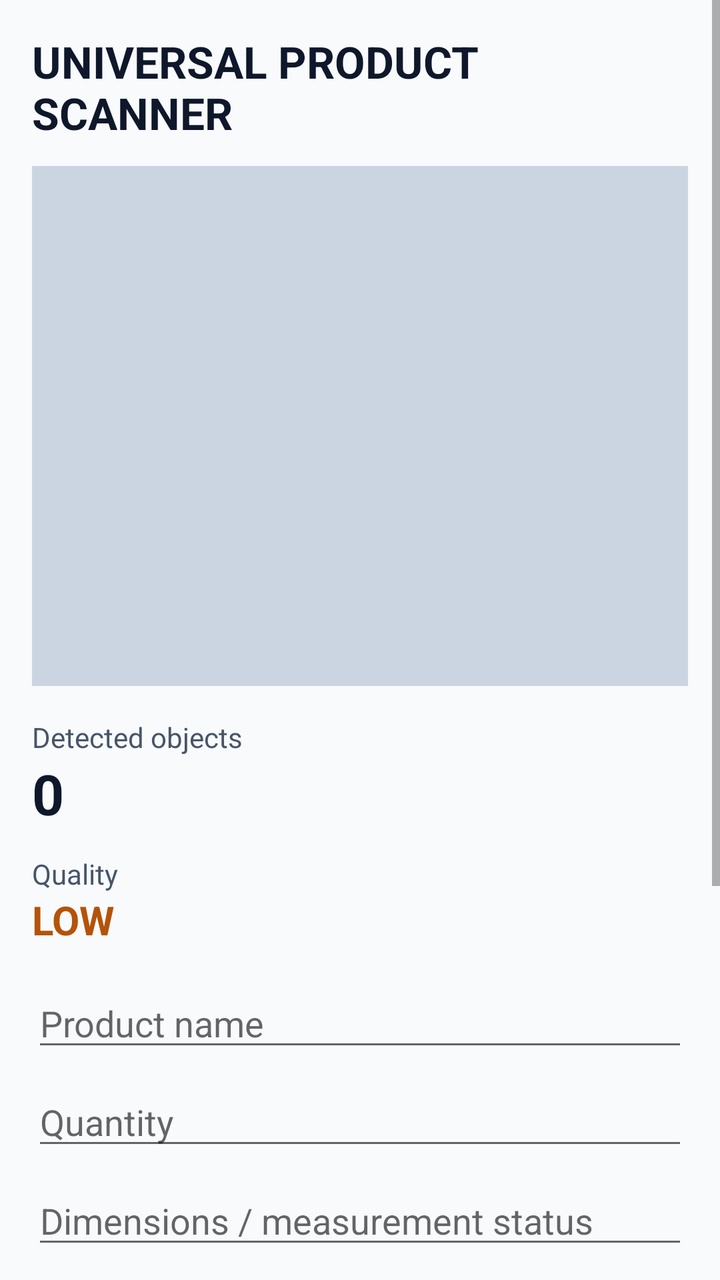
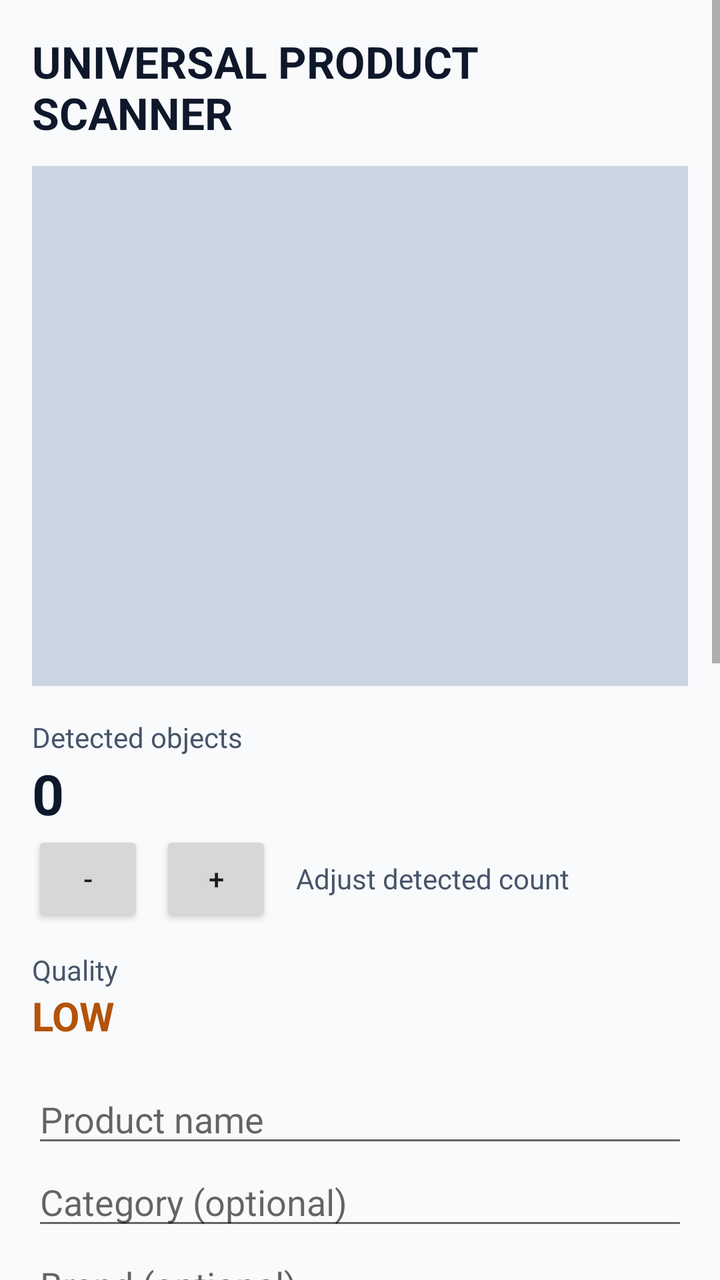

Two renders of the same Android screen: before a commit and after it. Below are the layout's source before the change and the commit's diff.
<!-- AndroidManifest.xml: application theme Theme.UniversalCounter -->
<!-- res/layout/activity_result.xml -->
<?xml version="1.0" encoding="utf-8"?>
<ScrollView xmlns:android="http://schemas.android.com/apk/res/android"
    android:layout_width="match_parent"
    android:layout_height="match_parent"
    android:fillViewport="true"
    android:background="#F8FAFC">

    <LinearLayout
        android:layout_width="match_parent"
        android:layout_height="wrap_content"
        android:orientation="vertical"
        android:padding="16dp">

        <TextView
            android:layout_width="match_parent"
            android:layout_height="wrap_content"
            android:text="UNIVERSAL PRODUCT SCANNER"
            android:textStyle="bold"
            android:textSize="22sp"
            android:textColor="#0F172A" />

        <ImageView
            android:id="@+id/resultImage"
            android:layout_width="match_parent"
            android:layout_height="260dp"
            android:layout_marginTop="12dp"
            android:scaleType="centerCrop"
            android:background="#CBD5E1" />

        <TextView
            android:id="@+id/countLabel"
            android:layout_width="match_parent"
            android:layout_height="wrap_content"
            android:layout_marginTop="16dp"
            android:text="Detected objects"
            android:textColor="#475569"
            android:textSize="14sp" />

        <TextView
            android:id="@+id/countValue"
            android:layout_width="match_parent"
            android:layout_height="wrap_content"
            android:text="0"
            android:textStyle="bold"
            android:textSize="28sp"
            android:textColor="#0F172A" />

        <TextView
            android:layout_width="match_parent"
            android:layout_height="wrap_content"
            android:layout_marginTop="12dp"
            android:text="Quality"
            android:textColor="#475569"
            android:textSize="14sp" />

        <TextView
            android:id="@+id/qualityValue"
            android:layout_width="match_parent"
            android:layout_height="wrap_content"
            android:text="LOW"
            android:textSize="20sp"
            android:textStyle="bold"
            android:textColor="#B45309" />

        <EditText
            android:id="@+id/productNameField"
            android:layout_width="match_parent"
            android:layout_height="wrap_content"
            android:layout_marginTop="16dp"
            android:hint="Product name"
            android:inputType="textCapWords" />

        <EditText
            android:id="@+id/quantityField"
            android:layout_width="match_parent"
            android:layout_height="wrap_content"
            android:layout_marginTop="8dp"
            android:hint="Quantity"
            android:inputType="number" />

        <EditText
            android:id="@+id/dimensionsField"
            android:layout_width="match_parent"
            android:layout_height="wrap_content"
            android:layout_marginTop="8dp"
            android:hint="Dimensions / measurement status"
            android:inputType="textCapSentences" />

        <EditText
            android:id="@+id/conditionField"
            android:layout_width="match_parent"
            android:layout_height="wrap_content"
            android:layout_marginTop="8dp"
            android:hint="Condition (new, used, damaged, unknown)"
            android:inputType="textCapWords" />

        <EditText
            android:id="@+id/unitPriceField"
            android:layout_width="match_parent"
            android:layout_height="wrap_content"
            android:layout_marginTop="8dp"
            android:hint="Unit price (RWF)"
            android:inputType="numberDecimal" />

        <TextView
            android:id="@+id/priceStatusText"
            android:layout_width="match_parent"
            android:layout_height="wrap_content"
            android:layout_marginTop="8dp"
            android:textColor="#475569"
            android:textSize="13sp" />

        <TextView
            android:id="@+id/totalValueText"
            android:layout_width="match_parent"
            android:layout_height="wrap_content"
            android:layout_marginTop="8dp"
            android:text="Estimated market value\n0.00"
            android:textColor="#0F172A"
            android:textSize="18sp"
            android:textStyle="bold" />

        <TextView
            android:id="@+id/reasonText"
            android:layout_width="match_parent"
            android:layout_height="wrap_content"
            android:layout_marginTop="10dp"
            android:textColor="#475569"
            android:textSize="13sp" />

        <LinearLayout
            android:layout_width="match_parent"
            android:layout_height="wrap_content"
            android:layout_marginTop="18dp"
            android:orientation="horizontal">

            <Button
                android:id="@+id/saveButton"
                android:layout_width="0dp"
                android:layout_height="56dp"
                android:layout_marginEnd="8dp"
                android:layout_weight="1"
                android:text="SAVE TO STOCK" />

            <Button
                android:id="@+id/retakeButton"
                android:layout_width="0dp"
                android:layout_height="56dp"
                android:layout_weight="1"
                android:text="📷 RETAKE PHOTO" />
        </LinearLayout>
    </LinearLayout>
</ScrollView>
<!-- resources referenced by this layout -->
<resources>
  <style name="Theme.UniversalCounter" parent="Theme.MaterialComponents.DayNight.NoActionBar">
          <item name="colorPrimary">#1F5BFF</item>
          <item name="colorPrimaryVariant">#1547C9</item>
          <item name="colorOnPrimary">#FFFFFF</item>
          <item name="colorSecondary">#0F172A</item>
          <item name="colorSecondaryVariant">#111827</item>
          <item name="colorOnSecondary">#FFFFFF</item>
          <item name="android:statusBarColor">#0F172A</item>
          <item name="android:navigationBarColor">#0F172A</item>
          <item name="android:windowBackground">#F8FAFC</item>
          <item name="materialButtonStyle">@style/Widget.UniversalCounter.Button</item>
      </style>
  <style name="Widget.UniversalCounter.Button" parent="Widget.MaterialComponents.Button">
          <item name="android:textAllCaps">false</item>
          <item name="cornerRadius">14dp</item>
          <item name="backgroundTint">@color/uc_primary</item>
      </style>
  <color name="uc_primary">#1F5BFF</color>
</resources>

<!-- the commit's change to res/layout/activity_result.xml (unified diff, before → after) -->
@@ -45,6 +45,36 @@
             android:textSize="28sp"
             android:textColor="#0F172A" />
 
+        <LinearLayout
+            android:layout_width="match_parent"
+            android:layout_height="wrap_content"
+            android:gravity="center_vertical"
+            android:orientation="horizontal">
+
+            <Button
+                android:id="@+id/decreaseCountButton"
+                android:layout_width="56dp"
+                android:layout_height="48dp"
+                android:contentDescription="Decrease corrected count"
+                android:text="-" />
+
+            <Button
+                android:id="@+id/increaseCountButton"
+                android:layout_width="56dp"
+                android:layout_height="48dp"
+                android:layout_marginStart="8dp"
+                android:contentDescription="Increase corrected count"
+                android:text="+" />
+
+            <TextView
+                android:layout_width="wrap_content"
+                android:layout_height="wrap_content"
+                android:layout_marginStart="12dp"
+                android:text="Adjust detected count"
+                android:textColor="#475569"
+                android:textSize="14sp" />
+        </LinearLayout>
+
         <TextView
             android:layout_width="match_parent"
             android:layout_height="wrap_content"
@@ -71,20 +101,78 @@
             android:inputType="textCapWords" />
 
         <EditText
+            android:id="@+id/categoryField"
+            android:layout_width="match_parent"
+            android:layout_height="wrap_content"
+            android:hint="Category (optional)"
+            android:inputType="textCapWords" />
+
+        <EditText
+            android:id="@+id/brandField"
+            android:layout_width="match_parent"
+            android:layout_height="wrap_content"
+            android:hint="Brand (optional)"
+            android:inputType="textCapWords" />
+
+        <EditText
+            android:id="@+id/modelField"
+            android:layout_width="match_parent"
+            android:layout_height="wrap_content"
+            android:hint="Model (optional)"
+            android:inputType="textCapWords" />
+
+        <EditText
             android:id="@+id/quantityField"
             android:layout_width="match_parent"
             android:layout_height="wrap_content"
             android:layout_marginTop="8dp"
-            android:hint="Quantity"
+            android:hint="Correct count"
             android:inputType="number" />
 
-        <EditText
-            android:id="@+id/dimensionsField"
-            android:layout_width="match_parent"
-            android:layout_height="wrap_content"
-            android:layout_marginTop="8dp"
-            android:hint="Dimensions / measurement status"
-            android:inputType="textCapSentences" />
+        <TextView
+            android:layout_width="match_parent"
+            android:layout_height="wrap_content"
+            android:layout_marginTop="14dp"
+            android:text="Dimensions (enter measurements you took)"
+            android:textColor="#475569"
+            android:textSize="14sp" />
+
+        <LinearLayout
+            android:layout_width="match_parent"
+            android:layout_height="wrap_content"
+            android:orientation="horizontal">
+
+            <EditText
+                android:id="@+id/lengthField"
+                android:layout_width="0dp"
+                android:layout_height="wrap_content"
+                android:layout_weight="1"
+                android:hint="Length"
+                android:inputType="numberDecimal|numberSigned" />
+
+            <EditText
+                android:id="@+id/widthField"
+                android:layout_width="0dp"
+                android:layout_height="wrap_content"
+                android:layout_marginStart="6dp"
+                android:layout_weight="1"
+                android:hint="Width"
+                android:inputType="numberDecimal|numberSigned" />
+
+            <EditText
+                android:id="@+id/heightField"
+                android:layout_width="0dp"
+                android:layout_height="wrap_content"
+                android:layout_marginStart="6dp"
+                android:layout_weight="1"
+                android:hint="Height"
+                android:inputType="numberDecimal|numberSigned" />
+        </LinearLayout>
+
+        <Spinner
+            android:id="@+id/dimensionUnitSpinner"
+            android:layout_width="match_parent"
+            android:layout_height="wrap_content" />
 
         <EditText
             android:id="@+id/conditionField"
@@ -101,6 +189,19 @@
             android:layout_marginTop="8dp"
             android:hint="Unit price (RWF)"
             android:inputType="numberDecimal" />
+
+        <EditText
+            android:id="@+id/priceSourceField"
+            android:layout_width="match_parent"
+            android:layout_height="wrap_content"
+            android:hint="Price source URL (optional)"
+            android:inputType="textUri" />
+
+        <Button
+            android:id="@+id/marketSearchButton"
+            android:layout_width="match_parent"
+            android:layout_height="48dp"
+            android:text="SEARCH CURRENT RWANDA PRICES" />
 
         <TextView
             android:id="@+id/priceStatusText"
@@ -140,7 +241,7 @@
                 android:layout_height="56dp"
                 android:layout_marginEnd="8dp"
                 android:layout_weight="1"
-                android:text="SAVE TO STOCK" />
+                android:text="CONFIRM &amp; SAVE" />
 
             <Button
                 android:id="@+id/retakeButton"
